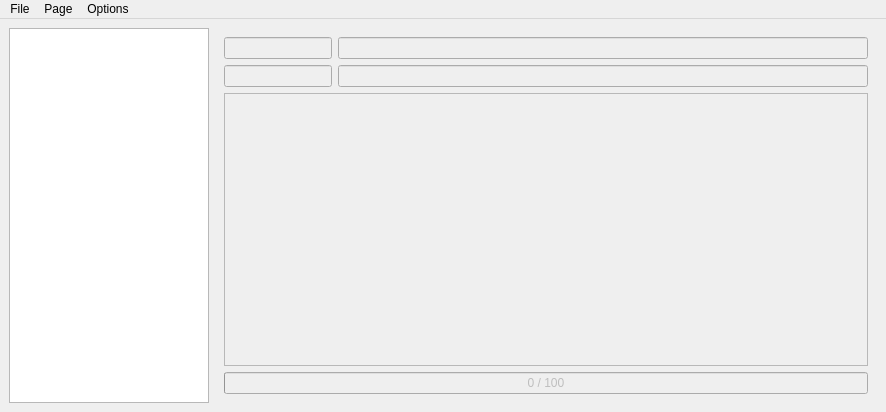
The window that mainwin.ui (samstyle/transtext) describes before a commit, drawn with Qt 5.
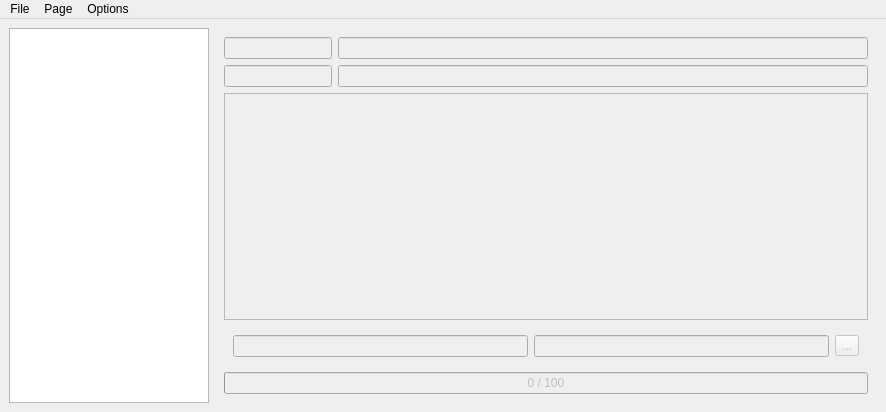
The same window after the commit. Icons and pictures are not drawn.

```diff
--- a/mainwin.ui
+++ b/mainwin.ui
@@ -84,6 +84,29 @@
          </property>
         </widget>
        </item>
+       <item>
+        <widget class="QWidget" name="widFind" native="true">
+         <layout class="QHBoxLayout" name="horizontalLayout_3">
+          <item>
+           <widget class="QLineEdit" name="leFind"/>
+          </item>
+          <item>
+           <widget class="QLineEdit" name="leReplace"/>
+          </item>
+          <item>
+           <widget class="QToolButton" name="tbReplace">
+            <property name="text">
+             <string>...</string>
+            </property>
+            <property name="icon">
+             <iconset resource="resources.qrc">
+              <normaloff>:/replace.png</normaloff>:/replace.png</iconset>
+            </property>
+           </widget>
+          </item>
+         </layout>
+        </widget>
+       </item>
        <item>
         <widget class="QProgressBar" name="progress">
          <property name="value">
```
Left out of the diff: 13 changed lines with no effect on the pictures.
